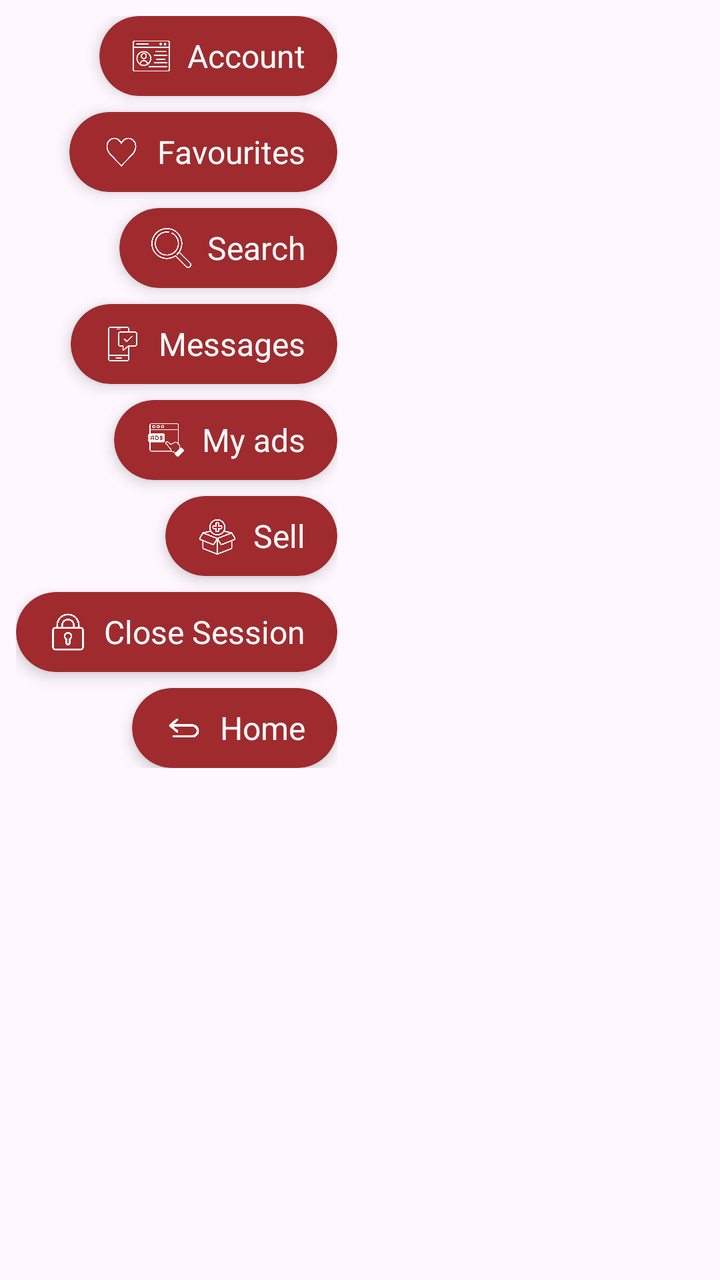
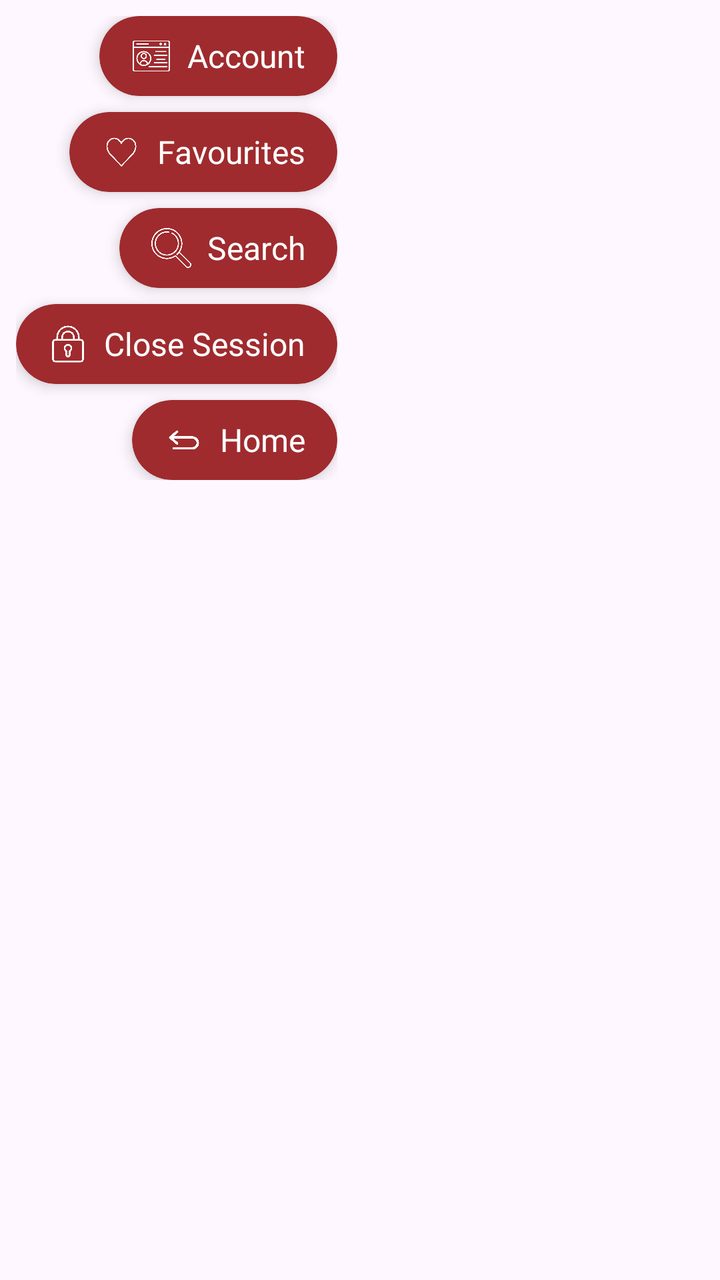

Compare the two renders of this Android layout. The source of the first and the diff that turns it into the second are given below.
<!-- AndroidManifest.xml: application theme Theme.ProyectoDriveX -->
<!-- res/layout/popup_menu.xml -->
<?xml version="1.0" encoding="utf-8"?>
<ScrollView xmlns:android="http://schemas.android.com/apk/res/android"
    xmlns:app="http://schemas.android.com/apk/res-auto"
    android:layout_width="wrap_content"
    android:layout_height="wrap_content"
    android:scrollbars="none">

    <LinearLayout
        android:layout_width="wrap_content"
        android:layout_height="wrap_content"
        android:orientation="vertical"
        android:padding="8dp"
        android:gravity="end">

        <androidx.cardview.widget.CardView
            android:id="@+id/menuAccount"
            android:layout_width="wrap_content"
            android:layout_height="40dp"
            android:layout_marginBottom="8dp"
            app:cardBackgroundColor="#9F2B2E"
            app:cardCornerRadius="20dp"
            app:cardElevation="4dp"
            android:clickable="true"
            android:focusable="true">

            <LinearLayout
                android:layout_width="wrap_content"
                android:layout_height="match_parent"
                android:gravity="center_vertical"
                android:paddingHorizontal="16dp">
                <ImageView
                    android:layout_width="20dp"
                    android:layout_height="20dp"
                    android:src="@drawable/accountmanager"
                    app:tint="#FFFFFF" />
                <TextView
                    android:layout_width="wrap_content"
                    android:layout_height="wrap_content"
                    android:layout_marginStart="8dp"
                    android:text="Account"
                    android:textColor="#FFFFFF"
                    android:textSize="16sp" />
            </LinearLayout>
        </androidx.cardview.widget.CardView>

        <androidx.cardview.widget.CardView
            android:id="@+id/menuFavourites"
            android:layout_width="wrap_content"
            android:layout_height="40dp"
            android:layout_marginBottom="8dp"
            app:cardBackgroundColor="#9F2B2E"
            app:cardCornerRadius="20dp"
            app:cardElevation="4dp"
            android:clickable="true"
            android:focusable="true">

            <LinearLayout
                android:layout_width="wrap_content"
                android:layout_height="match_parent"
                android:gravity="center_vertical"
                android:paddingHorizontal="16dp">
                <ImageView
                    android:layout_width="20dp"
                    android:layout_height="20dp"
                    android:src="@drawable/corazon"
                    app:tint="#FFFFFF" />
                <TextView
                    android:layout_width="wrap_content"
                    android:layout_height="wrap_content"
                    android:layout_marginStart="8dp"
                    android:text="Favourites"
                    android:textColor="#FFFFFF"
                    android:textSize="16sp" />
            </LinearLayout>
        </androidx.cardview.widget.CardView>

        <androidx.cardview.widget.CardView
            android:id="@+id/menuSearch"
            android:layout_width="wrap_content"
            android:layout_height="40dp"
            android:layout_marginBottom="8dp"
            app:cardBackgroundColor="#9F2B2E"
            app:cardCornerRadius="20dp"
            app:cardElevation="4dp"
            android:clickable="true"
            android:focusable="true">

            <LinearLayout
                android:layout_width="wrap_content"
                android:layout_height="match_parent"
                android:gravity="center_vertical"
                android:paddingHorizontal="16dp">

                <ImageView
                    android:layout_width="20dp"
                    android:layout_height="20dp"
                    android:src="@drawable/buscar"
                    app:tint="#FFFFFF" />
                <TextView
                    android:layout_width="wrap_content"
                    android:layout_height="wrap_content"
                    android:layout_marginStart="8dp"
                    android:text="Search"
                    android:textColor="#FFFFFF"
                    android:textSize="16sp" />
            </LinearLayout>
        </androidx.cardview.widget.CardView>

        <androidx.cardview.widget.CardView
            android:id="@+id/menuMessages"
            android:layout_width="wrap_content"
            android:layout_height="40dp"
            android:layout_marginBottom="8dp"
            app:cardBackgroundColor="#9F2B2E"
            app:cardCornerRadius="20dp"
            app:cardElevation="4dp"
            android:clickable="true"
            android:focusable="true">

            <LinearLayout
                android:layout_width="wrap_content"
                android:layout_height="match_parent"
                android:gravity="center_vertical"
                android:paddingHorizontal="16dp">
                <ImageView
                    android:layout_width="20dp"
                    android:layout_height="20dp"
                    android:src="@drawable/textmessage"
                    app:tint="#FFFFFF" />
                <TextView
                    android:layout_width="wrap_content"
                    android:layout_height="wrap_content"
                    android:layout_marginStart="8dp"
                    android:text="Messages"
                    android:textColor="#FFFFFF"
                    android:textSize="16sp" />
            </LinearLayout>
        </androidx.cardview.widget.CardView>

        <androidx.cardview.widget.CardView
            android:id="@+id/menuMyAds"
            android:layout_width="wrap_content"
            android:layout_height="40dp"
            android:layout_marginBottom="8dp"
            app:cardBackgroundColor="#9F2B2E"
            app:cardCornerRadius="20dp"
            app:cardElevation="4dp"
            android:clickable="true"
            android:focusable="true">

            <LinearLayout
                android:layout_width="wrap_content"
                android:layout_height="match_parent"
                android:gravity="center_vertical"
                android:paddingHorizontal="16dp">
                <ImageView
                    android:layout_width="20dp"
                    android:layout_height="20dp"
                    android:src="@drawable/publicidad"
                    app:tint="#FFFFFF" />
                <TextView
                    android:layout_width="wrap_content"
                    android:layout_height="wrap_content"
                    android:layout_marginStart="8dp"
                    android:text="My ads"
                    android:textColor="#FFFFFF"
                    android:textSize="16sp" />
            </LinearLayout>
        </androidx.cardview.widget.CardView>

        <androidx.cardview.widget.CardView
            android:id="@+id/menuSell"
            android:layout_width="wrap_content"
            android:layout_height="40dp"
            android:layout_marginBottom="8dp"
            app:cardBackgroundColor="#9F2B2E"
            app:cardCornerRadius="20dp"
            app:cardElevation="4dp"
            android:clickable="true"
            android:focusable="true">

            <LinearLayout
                android:layout_width="wrap_content"
                android:layout_height="match_parent"
                android:gravity="center_vertical"
                android:paddingHorizontal="16dp">
                <ImageView
                    android:layout_width="20dp"
                    android:layout_height="20dp"
                    android:src="@drawable/agregarproducto"
                    app:tint="#FFFFFF" />
                <TextView
                    android:layout_width="wrap_content"
                    android:layout_height="wrap_content"
                    android:layout_marginStart="8dp"
                    android:text="Sell"
                    android:textColor="#FFFFFF"
                    android:textSize="16sp" />
            </LinearLayout>
        </androidx.cardview.widget.CardView>

        <androidx.cardview.widget.CardView
            android:id="@+id/menuCloseSession"
            android:layout_width="wrap_content"
            android:layout_height="40dp"
            android:layout_marginBottom="8dp"
            app:cardBackgroundColor="#9F2B2E"
            app:cardCornerRadius="20dp"
            app:cardElevation="4dp"
            android:clickable="true"
            android:focusable="true">

            <LinearLayout
                android:layout_width="wrap_content"
                android:layout_height="match_parent"
                android:gravity="center_vertical"
                android:paddingHorizontal="16dp">

                <ImageView
                    android:layout_width="20dp"
                    android:layout_height="20dp"
                    android:src="@drawable/candado"
                    app:tint="#FFFFFF" />
                <TextView
                    android:layout_width="wrap_content"
                    android:layout_height="wrap_content"
                    android:layout_marginStart="8dp"
                    android:text="Close Session"
                    android:textColor="#FFFFFF"
                    android:textSize="16sp" />
            </LinearLayout>
        </androidx.cardview.widget.CardView>

        <androidx.cardview.widget.CardView
            android:id="@+id/menuHome"
            android:layout_width="wrap_content"
            android:layout_height="40dp"
            app:cardBackgroundColor="#9F2B2E"
            app:cardCornerRadius="20dp"
            app:cardElevation="4dp"
            android:clickable="true"
            android:focusable="true">

            <LinearLayout
                android:layout_width="wrap_content"
                android:layout_height="match_parent"
                android:gravity="center_vertical"
                android:paddingHorizontal="16dp">
                <ImageView
                    android:layout_width="20dp"
                    android:layout_height="20dp"
                    android:src="@drawable/flechahaciaatras"
                    app:tint="#FFFFFF" />
                <TextView
                    android:layout_width="wrap_content"
                    android:layout_height="wrap_content"
                    android:layout_marginStart="8dp"
                    android:text="Home"
                    android:textColor="#FFFFFF"
                    android:textSize="16sp" />
            </LinearLayout>
        </androidx.cardview.widget.CardView>

    </LinearLayout>
</ScrollView>
<!-- resources referenced by this layout -->
<resources>
  <!-- drawable accountmanager: jpg bitmap (drawable, 11934 bytes) -->
  <!-- drawable agregarproducto: jpg bitmap (drawable, 14589 bytes) -->
  <!-- drawable buscar: png bitmap (drawable, 18958 bytes) -->
  <!-- drawable candado: png bitmap (drawable, 12273 bytes) -->
  <!-- drawable corazon: png bitmap (drawable, 13563 bytes) -->
  <!-- drawable flechahaciaatras: jpg bitmap (drawable, 6299 bytes) -->
  <!-- drawable publicidad: png bitmap (drawable, 13536 bytes) -->
  <!-- drawable textmessage: jpg bitmap (drawable, 7245 bytes) -->
  <style name="Theme.ProyectoDriveX" parent="Base.Theme.ProyectoDriveX" />
  <style name="Base.Theme.ProyectoDriveX" parent="Theme.Material3.DayNight.NoActionBar">
          
          
      </style>
</resources>

<!-- the commit's change to res/layout/popup_menu.xml (unified diff, before → after) -->
@@ -107,99 +107,6 @@
         </androidx.cardview.widget.CardView>
 
         <androidx.cardview.widget.CardView
-            android:id="@+id/menuMessages"
-            android:layout_width="wrap_content"
-            android:layout_height="40dp"
-            android:layout_marginBottom="8dp"
-            app:cardBackgroundColor="#9F2B2E"
-            app:cardCornerRadius="20dp"
-            app:cardElevation="4dp"
-            android:clickable="true"
-            android:focusable="true">
-
-            <LinearLayout
-                android:layout_width="wrap_content"
-                android:layout_height="match_parent"
-                android:gravity="center_vertical"
-                android:paddingHorizontal="16dp">
-                <ImageView
-                    android:layout_width="20dp"
-                    android:layout_height="20dp"
-                    android:src="@drawable/textmessage"
-                    app:tint="#FFFFFF" />
-                <TextView
-                    android:layout_width="wrap_content"
-                    android:layout_height="wrap_content"
-                    android:layout_marginStart="8dp"
-                    android:text="Messages"
-                    android:textColor="#FFFFFF"
-                    android:textSize="16sp" />
-            </LinearLayout>
-        </androidx.cardview.widget.CardView>
-
-        <androidx.cardview.widget.CardView
-            android:id="@+id/menuMyAds"
-            android:layout_width="wrap_content"
-            android:layout_height="40dp"
-            android:layout_marginBottom="8dp"
-            app:cardBackgroundColor="#9F2B2E"
-            app:cardCornerRadius="20dp"
-            app:cardElevation="4dp"
-            android:clickable="true"
-            android:focusable="true">
-
-            <LinearLayout
-                android:layout_width="wrap_content"
-                android:layout_height="match_parent"
-                android:gravity="center_vertical"
-                android:paddingHorizontal="16dp">
-                <ImageView
-                    android:layout_width="20dp"
-                    android:layout_height="20dp"
-                    android:src="@drawable/publicidad"
-                    app:tint="#FFFFFF" />
-                <TextView
-                    android:layout_width="wrap_content"
-                    android:layout_height="wrap_content"
-                    android:layout_marginStart="8dp"
-                    android:text="My ads"
-                    android:textColor="#FFFFFF"
-                    android:textSize="16sp" />
-            </LinearLayout>
-        </androidx.cardview.widget.CardView>
-
-        <androidx.cardview.widget.CardView
-            android:id="@+id/menuSell"
-            android:layout_width="wrap_content"
-            android:layout_height="40dp"
-            android:layout_marginBottom="8dp"
-            app:cardBackgroundColor="#9F2B2E"
-            app:cardCornerRadius="20dp"
-            app:cardElevation="4dp"
-            android:clickable="true"
-            android:focusable="true">
-
-            <LinearLayout
-                android:layout_width="wrap_content"
-                android:layout_height="match_parent"
-                android:gravity="center_vertical"
-                android:paddingHorizontal="16dp">
-                <ImageView
-                    android:layout_width="20dp"
-                    android:layout_height="20dp"
-                    android:src="@drawable/agregarproducto"
-                    app:tint="#FFFFFF" />
-                <TextView
-                    android:layout_width="wrap_content"
-                    android:layout_height="wrap_content"
-                    android:layout_marginStart="8dp"
-                    android:text="Sell"
-                    android:textColor="#FFFFFF"
-                    android:textSize="16sp" />
-            </LinearLayout>
-        </androidx.cardview.widget.CardView>
-
-        <androidx.cardview.widget.CardView
             android:id="@+id/menuCloseSession"
             android:layout_width="wrap_content"
             android:layout_height="40dp"
<!-- resource entries referenced after the edit -->
@@ -1,13 +1,10 @@
 <!-- resources referenced by this layout -->
 <resources>
   <!-- drawable accountmanager: jpg bitmap (drawable, 11934 bytes) -->
-  <!-- drawable agregarproducto: jpg bitmap (drawable, 14589 bytes) -->
   <!-- drawable buscar: png bitmap (drawable, 18958 bytes) -->
   <!-- drawable candado: png bitmap (drawable, 12273 bytes) -->
   <!-- drawable corazon: png bitmap (drawable, 13563 bytes) -->
   <!-- drawable flechahaciaatras: jpg bitmap (drawable, 6299 bytes) -->
-  <!-- drawable publicidad: png bitmap (drawable, 13536 bytes) -->
-  <!-- drawable textmessage: jpg bitmap (drawable, 7245 bytes) -->
   <style name="Theme.ProyectoDriveX" parent="Base.Theme.ProyectoDriveX" />
   <style name="Base.Theme.ProyectoDriveX" parent="Theme.Material3.DayNight.NoActionBar">
           
